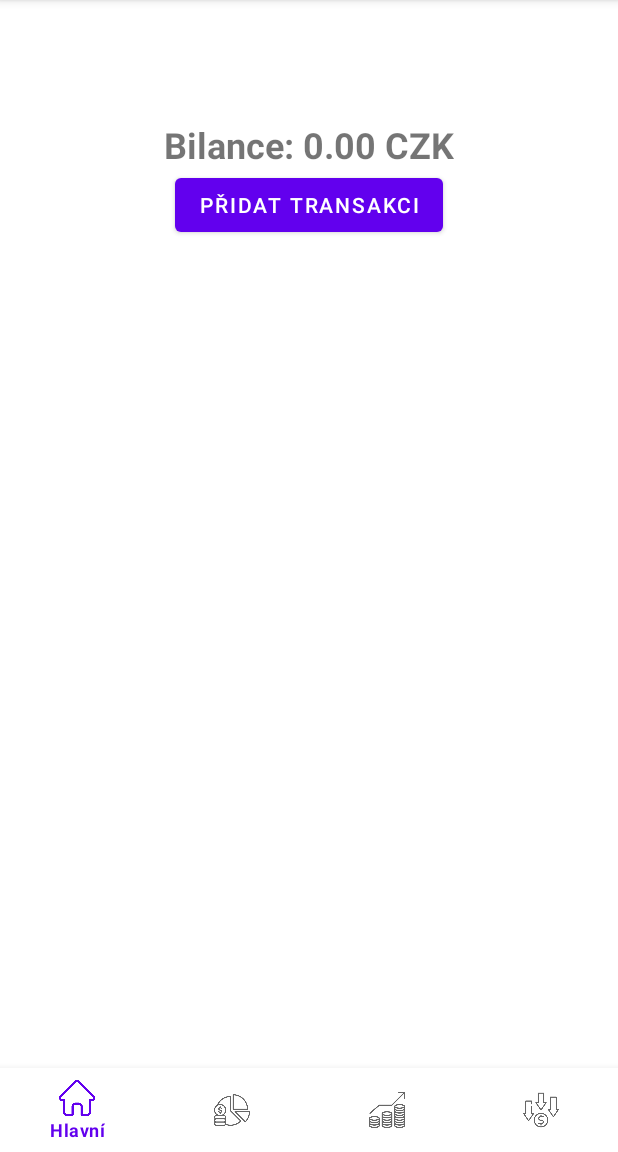
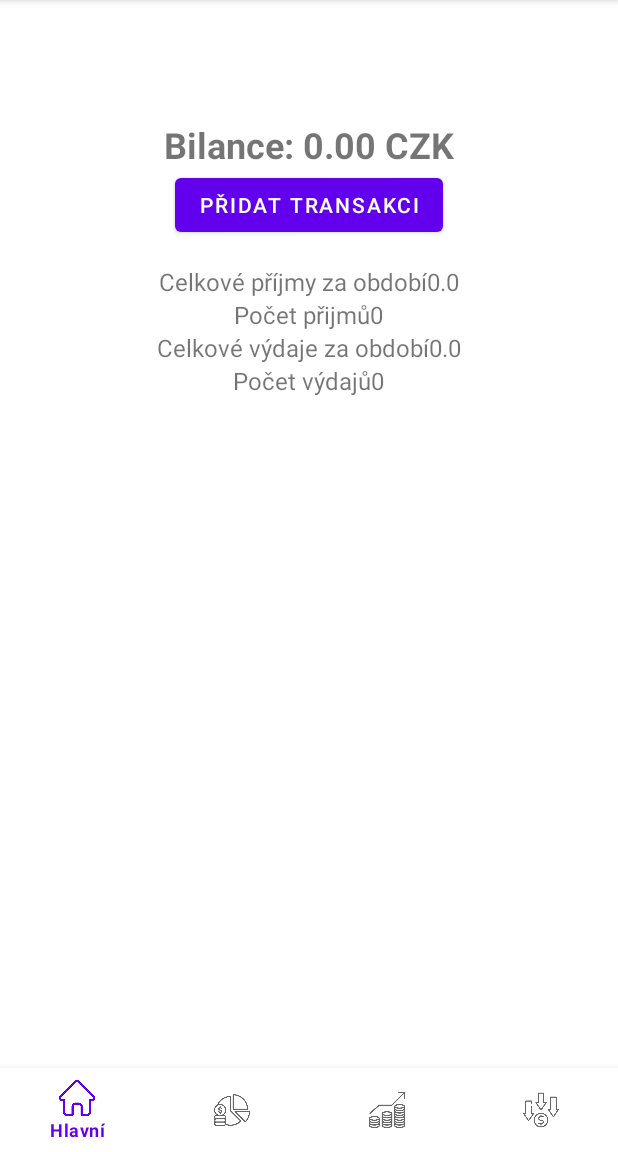
Before and after one commit to sakJH/FinancePlusV3, an Android app built with Jetpack Compose: the screen it shows after launch (MainActivity), on a phone screen of 412 x 824 dp, the part 84-1236 px from its top. Run offline under Robolectric (Android 15) with nearby library versions, the phone set to English and light mode, and no system bars; our stand-ins replace Room's generated code, data binding.

Commit message:
Stable, Zprovoznění a Dokončení MainFragment, Pořád problém s Income/Expense

```diff
--- a/app/src/main/AndroidManifest.xml
+++ b/app/src/main/AndroidManifest.xml
@@ -11,6 +11,7 @@
             android:label="@string/app_name"
             android:supportsRtl="true"
             android:theme="@style/Theme.FinancePlusV3"
+            android:enableOnBackInvokedCallback="true"
             tools:targetApi="33">
         <activity
                 android:name=".MainActivity"
--- a/app/src/main/java/uhk/umte/financeplusv3/data/TransactionDao.kt
+++ b/app/src/main/java/uhk/umte/financeplusv3/data/TransactionDao.kt
@@ -61,4 +61,10 @@ interface TransactionDao {
 
     @Query("SELECT COUNT(*) FROM transactions")
     suspend fun countTransactions(): Int
+
+    @Query("SELECT COUNT(*) FROM transactions WHERE transaction_type = 'INCOME'")
+    suspend fun getIncomeCount(): Int
+
+    @Query("SELECT COUNT(*) FROM transactions WHERE transaction_type = 'EXPENSE'")
+    suspend fun getExpenseCount(): Int
 }
--- a/app/src/main/java/uhk/umte/financeplusv3/fragments/MainFragment.kt
+++ b/app/src/main/java/uhk/umte/financeplusv3/fragments/MainFragment.kt
@@ -37,6 +37,9 @@ class MainFragment : Fragment() {
         }
 
         addInitialTransactionIfEmpty()
+
+        // Nastavení observerů pro zobrazení dat ve fragmentu
+        setupObservers()
 
         return binding.root
     }
@@ -86,4 +89,21 @@ class MainFragment : Fragment() {
             }
             .show()
     }
+    private fun setupObservers() {
+        viewModel.totalIncomes.observe(viewLifecycleOwner, { total ->
+            binding.totalIncomesTextView.text = total.toString()
+        })
+
+        viewModel.totalExpenses.observe(viewLifecycleOwner, { total ->
+            binding.totalExpensesTextView.text = total.toString()
+        })
+
+        viewModel.totalIncomeCount.observe(viewLifecycleOwner, { count ->
+            binding.incomeCountTextView.text = count.toString()
+        })
+
+        viewModel.totalExpenseCount.observe(viewLifecycleOwner, { count ->
+            binding.expenseCountTextView.text = count.toString()
+        })
+    }
 }
--- a/app/src/main/java/uhk/umte/financeplusv3/repositories/TransactionRepository.kt
+++ b/app/src/main/java/uhk/umte/financeplusv3/repositories/TransactionRepository.kt
@@ -16,4 +16,7 @@ interface TransactionRepository {
 
     suspend fun getTotalIncomes(): Double
     suspend fun getTotalExpenses(): Double
+
+    suspend fun getIncomeCount(): Int
+    suspend fun getExpenseCount(): Int
 }
--- a/app/src/main/java/uhk/umte/financeplusv3/repositories/impl/TransactionRepositoryImpl.kt
+++ b/app/src/main/java/uhk/umte/financeplusv3/repositories/impl/TransactionRepositoryImpl.kt
@@ -50,11 +50,19 @@ class TransactionRepositoryImpl(private val transactionDao: TransactionDao) : Tr
     }
 
     override suspend fun getTotalIncomes(): Double {
-        return transactionDao.getAllIncomes().sumByDouble { it.amount }
+        return transactionDao.getTotalIncome() ?: 0.0
     }
 
     override suspend fun getTotalExpenses(): Double {
-        return transactionDao.getAllExpenses().sumByDouble { it.amount }
+        return transactionDao.getTotalExpense() ?: 0.0
+    }
+
+    override suspend fun getIncomeCount(): Int {
+        return transactionDao.getIncomeCount()
+    }
+
+    override suspend fun getExpenseCount(): Int {
+        return transactionDao.getExpenseCount()
     }
 
 }
--- a/app/src/main/java/uhk/umte/financeplusv3/viewmodels/TransactionViewModel.kt
+++ b/app/src/main/java/uhk/umte/financeplusv3/viewmodels/TransactionViewModel.kt
@@ -43,18 +43,23 @@ class TransactionViewModel(
     //Získání celkových příjmů pro main fragment
     private val _totalIncomes = MutableLiveData<Double>()
     val totalIncomes: LiveData<Double> get() = _totalIncomes
-
     //Získání celkových výdajů pro main fragment
     private val _totalExpenses = MutableLiveData<Double>()
     val totalExpenses: LiveData<Double> get() = _totalExpenses
+
+    private val _totalIncomeCount = MutableLiveData<Int>()
+    val totalIncomeCount: LiveData<Int> = _totalIncomeCount
+
+    private val _totalExpenseCount = MutableLiveData<Int>()
+    val totalExpenseCount: LiveData<Int> = _totalExpenseCount
 
     init {
         loadAllTransactions()
         loadIncomeTransactions()
         loadExpenseTransactions()
         loadCurrentBalance()
-        loadTotalIncomes()
-        loadTotalExpenses()
+        loadTotalIncomesAndCount()
+        loadTotalExpensesAndCount()
     }
 
     private fun loadAllTransactions() = viewModelScope.launch {
@@ -148,17 +153,20 @@ class TransactionViewModel(
         return repository.hasAnyTransactions()
     }
 
-    private fun loadTotalIncomes() {
+    private fun loadTotalIncomesAndCount() {
         viewModelScope.launch {
             _totalIncomes.value = repository.getTotalIncomes()
+            _totalIncomeCount.value = repository.getIncomeCount()
         }
     }
 
-    private fun loadTotalExpenses() {
+    private fun loadTotalExpensesAndCount() {
         viewModelScope.launch {
             _totalExpenses.value = repository.getTotalExpenses()
+            _totalExpenseCount.value = repository.getExpenseCount()
         }
     }
+
 
     fun prepareCategoryItems(transactions: List<Transaction>): List<CategoryItem> {
         val categoryItems = mutableListOf<CategoryItem>()
@@ -173,7 +181,6 @@ class TransactionViewModel(
                 categoryItems.add(TransactionItem(transaction))
             }
         }
-
         return categoryItems
     }
 }
--- a/app/src/main/res/layout/fragment_expense.xml
+++ b/app/src/main/res/layout/fragment_expense.xml
@@ -10,6 +10,8 @@
         android:id="@+id/expenseRecyclerView"
         android:layout_width="0dp"
         android:layout_height="0dp"
+        android:paddingTop="8dp"
+        android:clipToPadding="false"
         android:scrollbars="vertical"
         app:layout_constraintBottom_toBottomOf="parent"
         app:layout_constraintEnd_toEndOf="parent"
--- a/app/src/main/res/layout/fragment_income.xml
+++ b/app/src/main/res/layout/fragment_income.xml
@@ -6,11 +6,12 @@
     android:layout_height="match_parent"
     tools:context=".fragments.IncomeFragment">
 
-
     <androidx.recyclerview.widget.RecyclerView
         android:id="@+id/incomeRecyclerView"
         android:layout_width="0dp"
         android:layout_height="0dp"
+        android:paddingTop="8dp"
+        android:clipToPadding="false"
         android:scrollbars="vertical"
         app:layout_constraintBottom_toBottomOf="parent"
         app:layout_constraintEnd_toEndOf="parent"
--- a/app/src/main/res/layout/fragment_main.xml
+++ b/app/src/main/res/layout/fragment_main.xml
@@ -35,6 +35,100 @@
             app:layout_constraintStart_toStartOf="parent"
             app:layout_constraintTop_toBottomOf="@+id/balanceTextView" />
 
+        <!---->
+        <!--Detaily všech transakcí-->
+        <!---->
+        <LinearLayout
+            android:layout_width="match_parent"
+            android:layout_height="wrap_content"
+            android:orientation="vertical"
+            android:layout_marginTop="16dp"
+            app:layout_constraintTop_toBottomOf="@+id/addTransactionButton">
+
+            <LinearLayout
+                android:layout_width="match_parent"
+                android:layout_height="wrap_content"
+                android:orientation="horizontal"
+                android:gravity="center">
+
+                <TextView
+                    android:layout_width="wrap_content"
+                    android:layout_height="wrap_content"
+                    android:text="@string/total_incomes"
+                    android:textSize="16sp"/>
+
+                <TextView
+                    android:id="@+id/totalIncomesTextView"
+                    android:layout_width="wrap_content"
+                    android:layout_height="wrap_content"
+                    android:textSize="16sp"
+                    tools:text="0" />
+
+            </LinearLayout>
+
+            <LinearLayout
+                android:layout_width="match_parent"
+                android:layout_height="wrap_content"
+                android:orientation="horizontal"
+                android:gravity="center">
+
+                <TextView
+                    android:layout_width="wrap_content"
+                    android:layout_height="wrap_content"
+                    android:text="@string/income_count"
+                    android:textSize="16sp"/>
+
+                <TextView
+                    android:id="@+id/incomeCountTextView"
+                    android:layout_width="wrap_content"
+                    android:layout_height="wrap_content"
+                    android:textSize="16sp"
+                    tools:text="0" />
+            </LinearLayout>
+
+            <LinearLayout
+                android:layout_width="match_parent"
+                android:layout_height="wrap_content"
+                android:orientation="horizontal"
+                android:gravity="center">
+
+                <TextView
+                    android:layout_width="wrap_content"
+                    android:layout_height="wrap_content"
+                    android:text="@string/total_expenses"
+                    android:textSize="16sp"/>
+
+                <TextView
+                    android:id="@+id/totalExpensesTextView"
+                    android:layout_width="wrap_content"
+                    android:layout_height="wrap_content"
+                    android:textSize="16sp"
+                    tools:text="0" />
+
+            </LinearLayout>
+
+            <LinearLayout
+                android:layout_width="match_parent"
+                android:layout_height="wrap_content"
+                android:orientation="horizontal"
+                android:gravity="center">
+
+                <TextView
+                    android:layout_width="wrap_content"
+                    android:layout_height="wrap_content"
+                    android:text="@string/expense_count"
+                    android:textSize="16sp"/>
+
+                <TextView
+                    android:id="@+id/expenseCountTextView"
+                    android:layout_width="wrap_content"
+                    android:layout_height="wrap_content"
+                    android:textSize="16sp"
+                    tools:text="0" />
+            </LinearLayout>
+
+        </LinearLayout>
+
     </androidx.constraintlayout.widget.ConstraintLayout>
 
 </layout>
--- a/app/src/main/res/layout/transaction_item.xml
+++ b/app/src/main/res/layout/transaction_item.xml
@@ -12,16 +12,14 @@
     <LinearLayout
         android:layout_width="match_parent"
         android:layout_height="wrap_content"
-        android:orientation="vertical">
+        android:orientation="horizontal"
+        android:padding="8dp">
 
         <TextView
             android:id="@+id/transactionTitle"
-            android:layout_width="1sp"
+            android:layout_width="wrap_content"
             android:layout_height="wrap_content"
             android:textSize="18sp"
-            app:layout_constraintEnd_toEndOf="parent"
-            app:layout_constraintStart_toStartOf="parent"
-            app:layout_constraintTop_toTopOf="parent"
             tools:text="Transaction title" />
 
         <TextView
@@ -29,9 +27,7 @@
             android:layout_width="wrap_content"
             android:layout_height="wrap_content"
             android:textSize="16sp"
-            app:layout_constraintEnd_toEndOf="parent"
-            app:layout_constraintStart_toStartOf="parent"
-            app:layout_constraintTop_toBottomOf="@+id/transactionTitle"
+            android:layout_marginStart="8dp"
             tools:text="1000" />
 
         <TextView
@@ -39,9 +35,7 @@
             android:layout_width="wrap_content"
             android:layout_height="wrap_content"
             android:textSize="16sp"
-            app:layout_constraintEnd_toEndOf="parent"
-            app:layout_constraintStart_toStartOf="parent"
-            app:layout_constraintTop_toBottomOf="@+id/transactionAmount"
+            android:layout_marginStart="8dp"
             tools:text="1" />
 
         <TextView
@@ -49,9 +43,7 @@
             android:layout_width="wrap_content"
             android:layout_height="wrap_content"
             android:textSize="16sp"
-            app:layout_constraintEnd_toEndOf="parent"
-            app:layout_constraintStart_toStartOf="parent"
-            app:layout_constraintTop_toBottomOf="@+id/transactionCategory"
+            android:layout_marginStart="8dp"
             tools:text="1" />
     </LinearLayout>
 
--- a/app/src/main/res/values/strings.xml
+++ b/app/src/main/res/values/strings.xml
@@ -16,4 +16,8 @@
     <string name="transaction_type">Typ transakce</string>
     <string name="date">Datum</string>
     <string name="add_transaction">Přidat transakci</string>
+    <string name="total_incomes">Celkové příjmy za období</string>
+    <string name="total_expenses">Celkové výdaje za období</string>
+    <string name="income_count">Počet přijmů</string>
+    <string name="expense_count">Počet výdajů</string>
 </resources>
```
Also changed, not shown: app/src/main/java/uhk/umte/financeplusv3/To-do list & Errors.txt (+19 -13 lines). Lines whose indentation alone changed are shown as unchanged.
